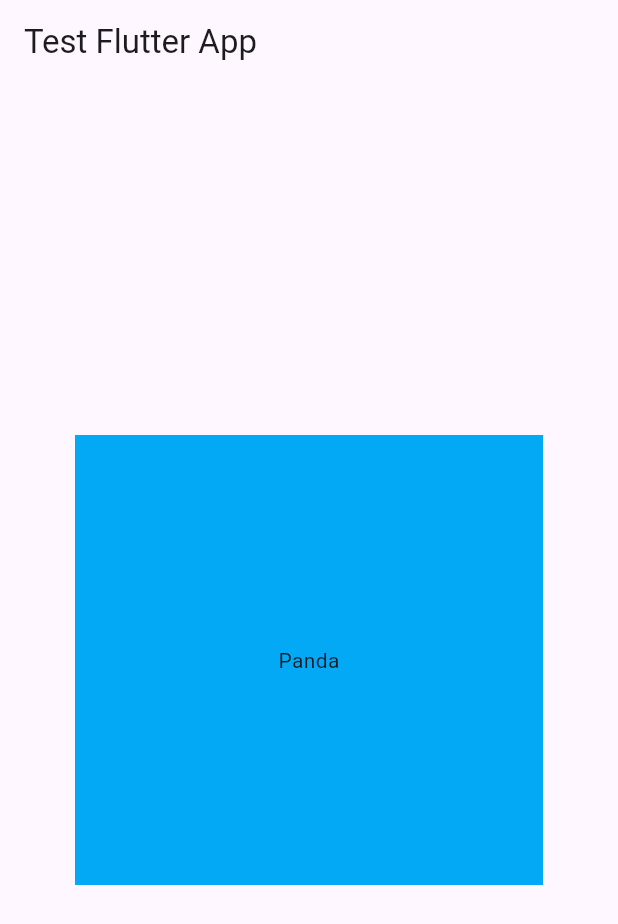
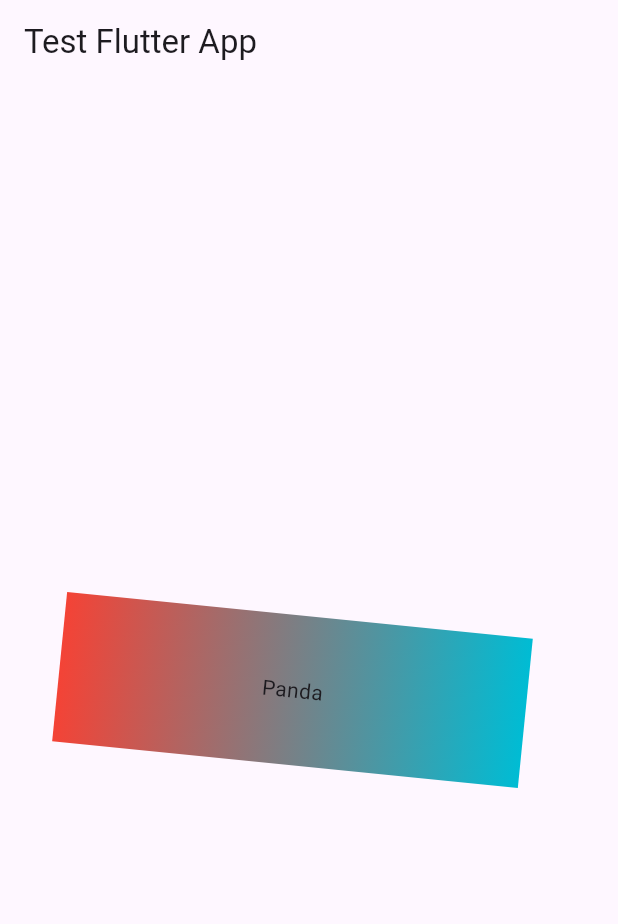
Before and after one commit to RustamKeneev/test_flutter, a Flutter app: the screen it shows after launch, on a phone screen of 412 x 824 dp. Shown: the top 924 px of the screen. Run offline on Flutter 3.47's test engine with Material 3 defaults, Android fonts, the phone set to English and light mode, and no system bars.

Commit message:
setting LinearGradient

```diff
--- a/lib/main.dart
+++ b/lib/main.dart
@@ -1,84 +1,6 @@
-// import 'package:flutter/material.dart';
-// import 'package:flutter_svg/flutter_svg.dart';
-//
-// void main() {
-//   runApp(const TestFlutterApp());
-// }
-//
-// class TestFlutterApp extends StatelessWidget {
-//   const TestFlutterApp({super.key});
-//
-//   @override
-//   Widget build(BuildContext context) {
-//     return MaterialApp(
-//       title: 'Flutter Demo',
-//       theme: ThemeData(
-//         scaffoldBackgroundColor: Colors.lightBlue,
-//         colorScheme: ColorScheme.fromSeed(seedColor: Colors.teal),
-//         useMaterial3: true,
-//         textTheme: const TextTheme(
-//           bodyMedium: TextStyle(
-//             color: Colors.deepPurple,
-//             fontWeight: FontWeight.w500,
-//             fontSize: 20
-//           ),
-//           labelSmall: TextStyle(
-//             color: Colors.lightBlue,
-//             fontWeight: FontWeight.w700,
-//             fontSize: 14
-//           )
-//         ),
-//       ),
-//       home: const MyHomePage(title: 'Test Flutter Application'),
-//     );
-//   }
-// }
-//
-// class MyHomePage extends StatefulWidget {
-//   const MyHomePage({super.key, required this.title});
-//   final String title;
-//
-//   @override
-//   State<MyHomePage> createState() => _MyHomePageState();
-// }
-//
-// class _MyHomePageState extends State<MyHomePage> {
-//   int _counter = 0;
-//
-//   void _incrementCounter() {
-//     setState(() {
-//       _counter++;
-//     });
-//   }
-//
-//   @override
-//   Widget build(BuildContext context) {
-//     final theme = Theme.of(context);
-//     return Scaffold(
-//       appBar: AppBar(
-//         backgroundColor: Theme.of(context).colorScheme.inversePrimary,
-//         title: Text(widget.title),
-//       ),
-//       body: ListView.builder(
-//         itemCount: 10,
-//           itemBuilder: (context, i) => const ListTile(
-//             // leading: SvgPicture.asset('assets/svg/bitcoin.svg'),
-//             title: Text('BitCoin',
-//               // style: Theme.of(context).textTheme.bodyMedium,
-//             ),
-//             subtitle: Text('data'),
-//           )
-//       ),
-//       floatingActionButton: FloatingActionButton(
-//         onPressed: _incrementCounter,
-//         tooltip: 'Increment',
-//         child: const Icon(Icons.add),
-//       ), // This trailing comma makes auto-formatting nicer for build methods.
-//     );
-//   }
-// }
+import 'package:flutter/material.dart';
 
-import 'package:flutter/material.dart';
+//Виджет Container и BoxDecoration
 
 void main()=> runApp(const ScreenWidget());
 
@@ -106,14 +28,16 @@ class SimpleWidget extends StatelessWidget {
   Widget build(BuildContext context) {
     return Center(
       child: Container(
-        color: Colors.lightBlue,
-        height: 300,
+        height: 100,
         width: double.infinity,
         alignment: Alignment.center,
         // padding: const EdgeInsets.only(left: 40, top: 20, right: 40, bottom: 20),
         padding: EdgeInsets.symmetric(horizontal: 40, vertical: 40),
         margin: EdgeInsets.all(50),
+        transform: Matrix4.rotationZ(0.1),
         child: const Text('Panda'),
+        decoration: const BoxDecoration(gradient: LinearGradient(colors: [Colors.red, Colors.cyan])),
+
       ),
     );
   }
```
